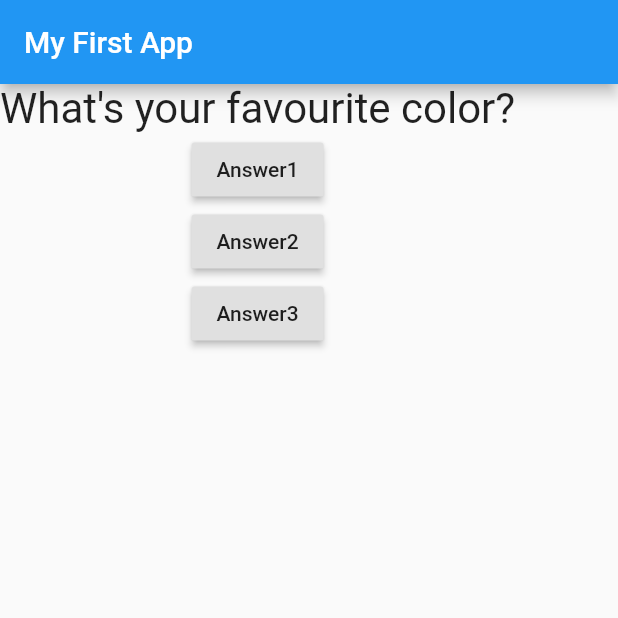
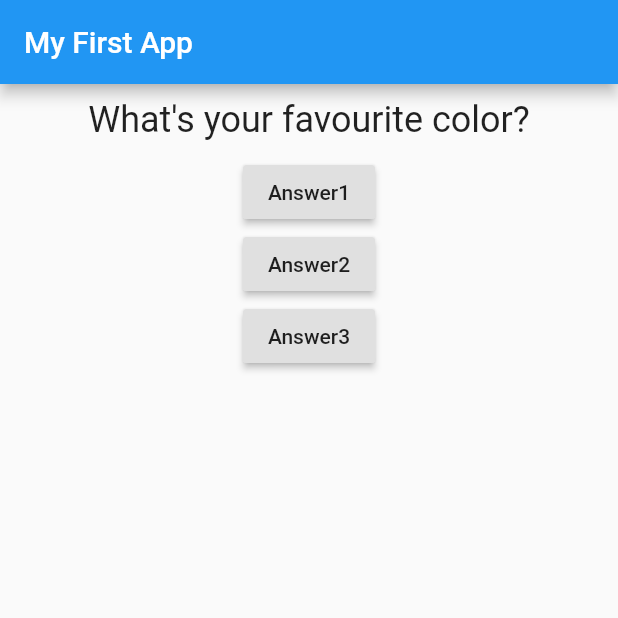
Before and after one commit to Blackkadder/fun-with-flutter, a Flutter app: the screen it shows after launch, on a phone screen of 412 x 824 dp, the top half of it. Run offline on Flutter 3.47's test engine with Material 2 defaults, Android fonts, the phone set to English and light mode, and no system bars.

Commit message:
centered text

```diff
--- a/lib/question.dart
+++ b/lib/question.dart
@@ -9,9 +9,14 @@ class Question extends StatelessWidget {
 
   @override
   Widget build(BuildContext context) {
-    return Text(
-      questionText,
-      style: TextStyle(fontSize: 28),
+    return Container(
+      width: double.infinity,
+      margin: EdgeInsets.all(10),
+      child: Text(
+        questionText,
+        style: TextStyle(fontSize: 24),
+        textAlign: TextAlign.center,
+      ),
     );
   }
 }
```
Also changed, not shown: 1 other file.
